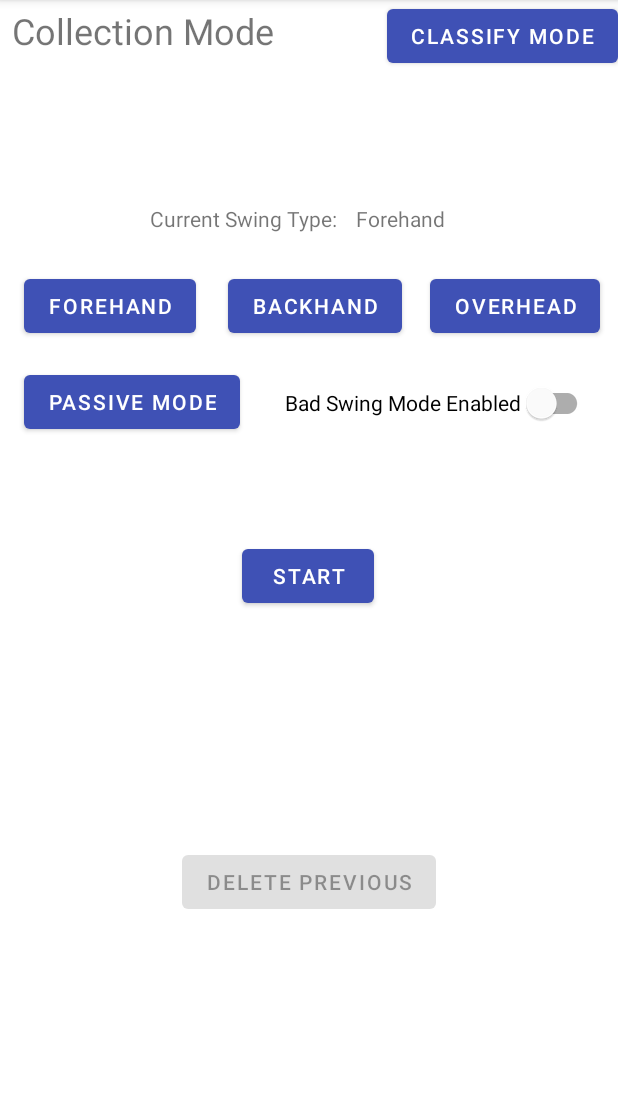
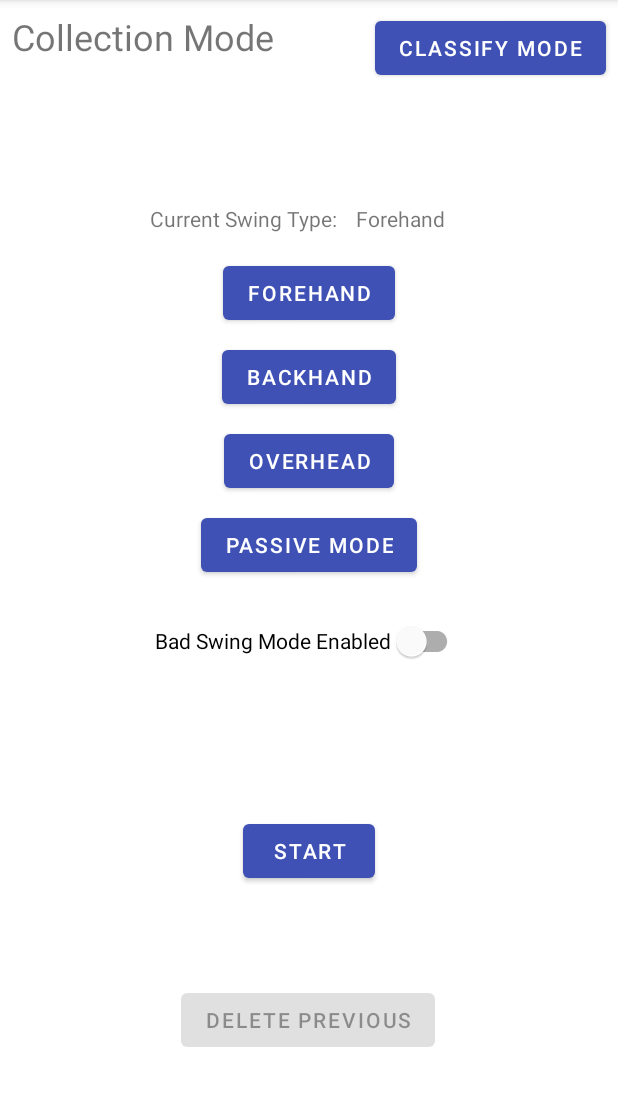
Before and after one commit to CodyRichter/Compsci-528-DeFault-Data-Collection-App, an Android app: the screen it shows after launch (MainActivity), on a phone screen of 412 x 824 dp, the part 84-1190 px from its top. Run offline under Robolectric (Android 15) with nearby library versions, the phone set to English and light mode, and no system bars.

Commit message:
Fixing network errors and app formatting

```diff
--- a/app/src/main/java/codes/richter/defaultdatacollection/ClassifyActivity.java
+++ b/app/src/main/java/codes/richter/defaultdatacollection/ClassifyActivity.java
@@ -187,14 +187,17 @@ public class ClassifyActivity extends AppCompatActivity implements SensorEventLi
                     .header("Content-Type", "application/json")
                     .post(body)
                     .build();
-            try (Response response = client.newCall(request).execute()) {
+            try { // Try to make the call to the API
+                try (Response response = client.newCall(request).execute()) {  // Try To Decode The Response Body
+                    JSONObject responseJsonObject = new JSONObject(response.body().string());
+                    return responseJsonObject.getString("body");
+                } catch (Exception e) {
+                    return "Network Error (2)";
+                }
+            } catch (Exception e) {
+                return "Network Error (1)";
+            }
 
-                JSONObject responseJsonObject = new JSONObject(response.body().string());
-                return responseJsonObject.getString("body");
-            } catch (Exception e) {
-                currentActivity.setText("Network Error");
-            }
-            return "Network Error";
         }
 
         protected void onProgressUpdate(Integer... progress) {
--- a/app/src/main/res/layout/activity_classify.xml
+++ b/app/src/main/res/layout/activity_classify.xml
@@ -44,6 +44,8 @@
         android:id="@+id/enableCollectionMode"
         android:layout_width="wrap_content"
         android:layout_height="wrap_content"
+        android:layout_marginTop="8dp"
+        android:layout_marginEnd="8dp"
         android:text="Collection Mode"
         app:layout_constraintEnd_toEndOf="parent"
         app:layout_constraintTop_toTopOf="parent" />
@@ -53,7 +55,7 @@
         android:layout_width="wrap_content"
         android:layout_height="wrap_content"
         android:layout_marginStart="8dp"
-        android:layout_marginTop="4dp"
+        android:layout_marginTop="8dp"
         android:text="Classify Mode"
         android:textSize="24sp"
         app:layout_constraintStart_toStartOf="parent"
--- a/app/src/main/res/layout/activity_main.xml
+++ b/app/src/main/res/layout/activity_main.xml
@@ -11,7 +11,7 @@
         android:layout_width="wrap_content"
         android:layout_height="wrap_content"
         android:layout_marginStart="8dp"
-        android:layout_marginTop="4dp"
+        android:layout_marginTop="8dp"
         android:text="Collection Mode"
         android:textSize="24sp"
         app:layout_constraintStart_toStartOf="parent"
@@ -21,6 +21,8 @@
         android:id="@+id/enableClassifyMode"
         android:layout_width="wrap_content"
         android:layout_height="wrap_content"
+        android:layout_marginTop="8dp"
+        android:layout_marginEnd="8dp"
         android:text="Classify Mode"
         app:layout_constraintEnd_toEndOf="parent"
         app:layout_constraintTop_toTopOf="parent" />
@@ -51,38 +53,46 @@
         android:id="@+id/toggleRecordButton"
         android:layout_width="wrap_content"
         android:layout_height="wrap_content"
-        android:layout_marginTop="132dp"
+        android:layout_marginStart="161dp"
+        android:layout_marginTop="60dp"
+        android:layout_marginEnd="162dp"
+        android:layout_marginBottom="16dp"
         android:text="Start"
+        app:layout_constraintBottom_toTopOf="@+id/deletePreviousButton"
         app:layout_constraintEnd_toEndOf="parent"
-        app:layout_constraintHorizontal_bias="0.498"
         app:layout_constraintStart_toStartOf="parent"
-        app:layout_constraintTop_toBottomOf="@+id/overheadButton" />
+        app:layout_constraintTop_toBottomOf="@+id/badSwingModeSwitch" />
 
     <Button
         android:id="@+id/backhandButton"
         android:layout_width="wrap_content"
         android:layout_height="wrap_content"
-        android:layout_marginTop="180dp"
+        android:layout_marginTop="8dp"
         android:text="Backhand"
-        app:layout_constraintEnd_toStartOf="@+id/overheadButton"
-        app:layout_constraintHorizontal_bias="0.533"
-        app:layout_constraintStart_toEndOf="@+id/forehandButton"
-        app:layout_constraintTop_toTopOf="parent" />
+        app:layout_constraintEnd_toEndOf="parent"
+        app:layout_constraintStart_toStartOf="parent"
+        app:layout_constraintTop_toBottomOf="@+id/forehandButton" />
 
     <Button
         android:id="@+id/forehandButton"
         android:layout_width="wrap_content"
         android:layout_height="wrap_content"
-        android:layout_marginStart="16dp"
-        android:layout_marginTop="180dp"
+        android:layout_marginTop="16dp"
+        android:layout_marginBottom="16dp"
         android:text="Forehand"
+        app:layout_constraintBottom_toTopOf="@+id/backhandButton"
+        app:layout_constraintEnd_toEndOf="parent"
         app:layout_constraintStart_toStartOf="parent"
-        app:layout_constraintTop_toTopOf="parent" />
+        app:layout_constraintTop_toBottomOf="@+id/swingTypeTitle" />
 
     <Button
         android:id="@+id/deletePreviousButton"
         android:layout_width="wrap_content"
         android:layout_height="wrap_content"
+        android:layout_marginStart="120dp"
+        android:layout_marginTop="16dp"
+        android:layout_marginEnd="121dp"
+        android:layout_marginBottom="32dp"
         android:text="Delete Previous"
         app:layout_constraintBottom_toBottomOf="parent"
         app:layout_constraintEnd_toEndOf="parent"
@@ -93,33 +103,35 @@
         android:id="@+id/badSwingModeSwitch"
         android:layout_width="wrap_content"
         android:layout_height="wrap_content"
+        android:layout_marginStart="99dp"
+        android:layout_marginTop="16dp"
+        android:layout_marginEnd="99dp"
         android:minHeight="48dp"
         android:text="Bad Swing Mode Enabled"
-        app:layout_constraintBottom_toTopOf="@+id/toggleRecordButton"
         app:layout_constraintEnd_toEndOf="parent"
-        app:layout_constraintHorizontal_bias="0.644"
-        app:layout_constraintStart_toEndOf="@+id/passiveButton"
-        app:layout_constraintTop_toBottomOf="@+id/overheadButton"
-        app:layout_constraintVertical_bias="0.202" />
+        app:layout_constraintStart_toStartOf="parent"
+        app:layout_constraintTop_toBottomOf="@+id/passiveButton" />
 
     <Button
         android:id="@+id/overheadButton"
         android:layout_width="wrap_content"
         android:layout_height="wrap_content"
-        android:layout_marginTop="180dp"
-        android:layout_marginEnd="12dp"
+        android:layout_marginTop="8dp"
         android:text="Overhead"
         app:layout_constraintEnd_toEndOf="parent"
-        app:layout_constraintTop_toTopOf="parent" />
+        app:layout_constraintStart_toStartOf="parent"
+        app:layout_constraintTop_toBottomOf="@+id/backhandButton" />
 
     <Button
         android:id="@+id/passiveButton"
         android:layout_width="wrap_content"
         android:layout_height="wrap_content"
-        android:layout_marginStart="16dp"
-        android:layout_marginTop="244dp"
+        android:layout_marginStart="133dp"
+        android:layout_marginTop="8dp"
+        android:layout_marginEnd="133dp"
         android:text="Passive Mode"
+        app:layout_constraintEnd_toEndOf="parent"
         app:layout_constraintStart_toStartOf="parent"
-        app:layout_constraintTop_toTopOf="parent" />
+        app:layout_constraintTop_toBottomOf="@+id/overheadButton" />
 
 </androidx.constraintlayout.widget.ConstraintLayout>
```
Also changed, not shown: 134 other files.
